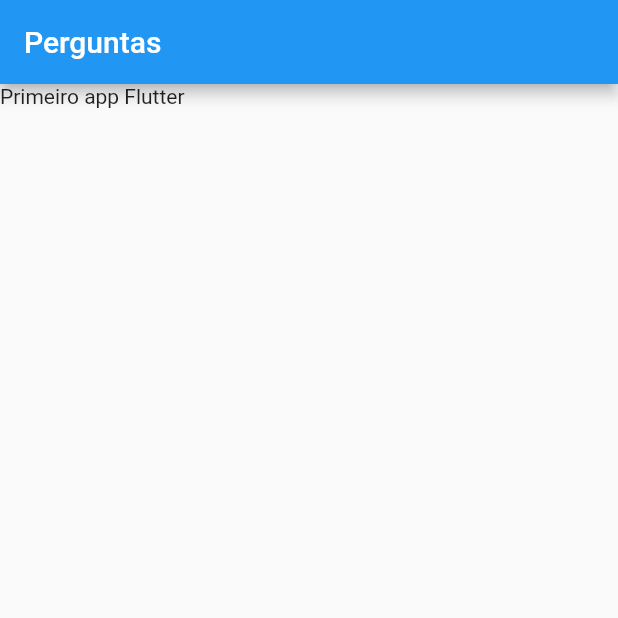
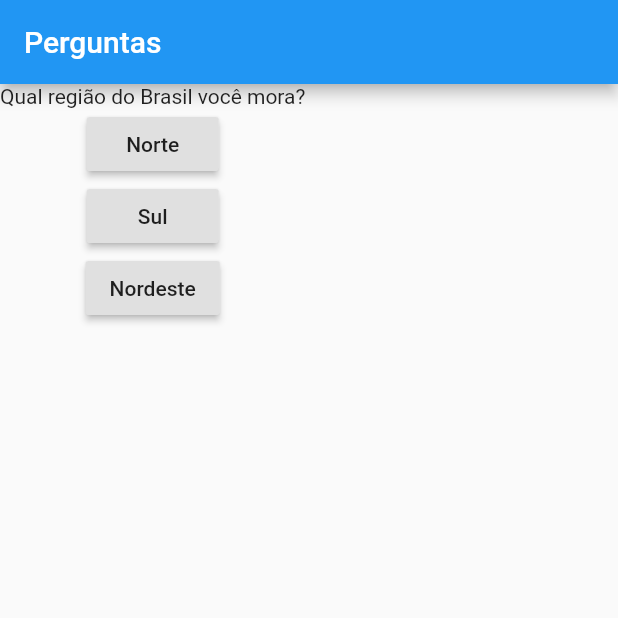
Before and after one commit to MoellerDoug/projeto_perguntas, a Flutter app: the screen it shows after launch, on a phone screen of 412 x 824 dp, the top half of it. Run offline on Flutter 3.47's test engine with Material 2 defaults, Android fonts, the phone set to English and light mode, and no system bars.

Commit message:
- Pergunta e botões adicionados; - Chamando função;

```diff
--- a/lib/main.dart
+++ b/lib/main.dart
@@ -4,14 +4,41 @@ import 'package:flutter/material.dart';
 main() => runApp(PerguntaApp());
 
 class PerguntaApp extends StatelessWidget {
+
+  void responder() {
+    print('Pergunta repsondida!');
+  }
+
   @override
   Widget build(BuildContext context) {
+
+    final perguntas = [
+      'Qual região do Brasil você mora?',
+      'Qual time você torce?'
+    ];
+
     return MaterialApp(
       home: Scaffold(
         appBar: AppBar(
           title: Text('Perguntas'),
         ),
-        body: Text('Primeiro app Flutter'),
+        body: Column(
+          children: [
+            Text(perguntas[0]),
+            RaisedButton(
+              child: Text('Norte'),
+              onPressed: responder,
+            ),
+            RaisedButton(
+              child: Text('Sul'),
+              onPressed: responder,
+            ),
+            RaisedButton(
+              child: Text('Nordeste'),
+              onPressed: responder,
+            ),
+          ],
+        ),
       )
     );
   }
```
